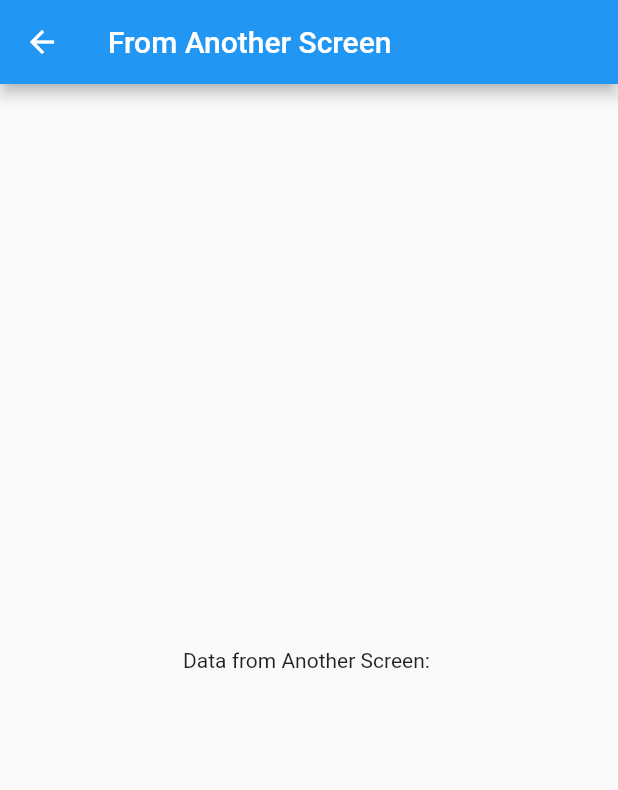
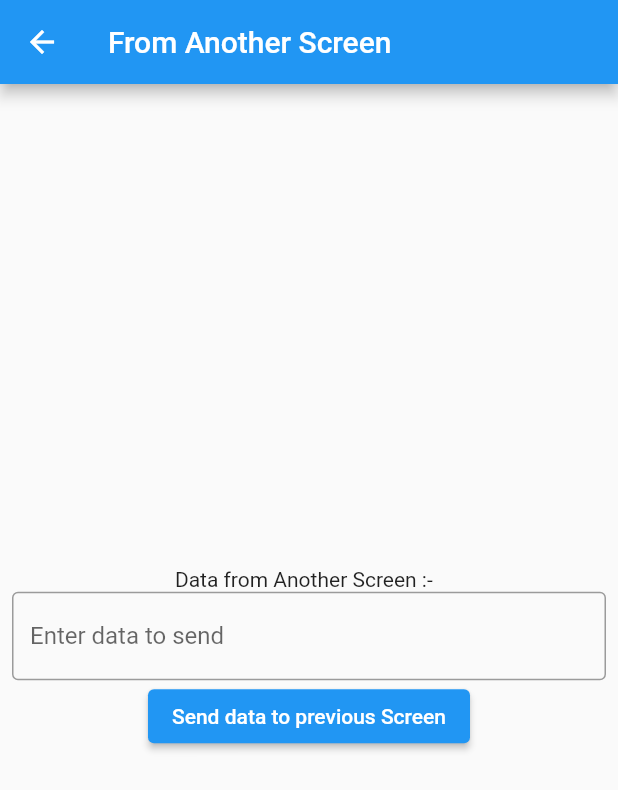
Before and after one commit to iOSrajkumaryadav/FlutterNavigationDataTransfer, a Flutter app: the screen it shows after launch, after a tap on "Send data to another Screen", on a phone screen of 412 x 824 dp. Shown: the top 790 px of the screen. Run offline on Flutter 3.47's test engine with Material 2 defaults, Android fonts, the phone set to English and light mode, and no system bars.

Commit message:
Text update

```diff
--- a/navigation_data_transfer/lib/data_send_to_next.dart
+++ b/navigation_data_transfer/lib/data_send_to_next.dart
@@ -7,11 +7,16 @@ class DataSendToNext extends StatefulWidget {
 
 final String txtData;
 
+
+
   @override
   _DataSendToNextState createState() => _DataSendToNextState();
 }
 
 class _DataSendToNextState extends State<DataSendToNext> {
+
+  String sendToBack = "" ;
+
   @override
   Widget build(BuildContext context) {
     return Scaffold(
@@ -20,7 +25,34 @@ class _DataSendToNextState extends State<DataSendToNext> {
       ),
 
       body:  Center(
-      child: Text("Data from Another Screen: ${widget.txtData}") ,
+      child: Padding(
+        padding: const EdgeInsets.all(8.0),
+        child: Column(
+          mainAxisAlignment: MainAxisAlignment.center,
+
+          children: [
+             Text("Data from Another Screen :-  ${widget.txtData}") ,
+
+               TextField(
+                  onChanged: (value){
+sendToBack = value;
+                  },
+                  decoration: InputDecoration(
+                    border: OutlineInputBorder(),
+                    labelText: 'Enter data to send',
+                  ),
+                ),
+
+              ElevatedButton(
+                    child: Text("Send data to previous Screen"),
+                    onPressed: () {
+                      Navigator.pop(context,"dddd");
+                    })
+
+
+          ],
+        ),
+      )
     ),
       );
 
--- a/navigation_data_transfer/lib/main.dart
+++ b/navigation_data_transfer/lib/main.dart
@@ -1,5 +1,6 @@
 import 'package:flutter/material.dart';
-import 'package:navigation_data_transfer/data_send_to_next.dart';
+import 'package:navigation_data_transfer/my_home_page.dart';
+
 
 void main() {
   runApp(const MyApp());
@@ -19,53 +20,3 @@
     );
   }
 }
-
-class MyHomePage extends StatefulWidget {
-  const MyHomePage({Key? key, required this.title}) : super(key: key);
-
-  final String title;
-
-  @override
-  State<MyHomePage> createState() => _MyHomePageState();
-}
-
-class _MyHomePageState extends State<MyHomePage> {
-
-  String txtValue = "";
-  @override
-  Widget build(BuildContext context) {
-    return Scaffold(
-      appBar: AppBar(
-        title: Text(widget.title),
-      ),
-      body: Center(
-        child: Padding(
-          padding: const EdgeInsets.all(8.0),
-          child: Column(
-            mainAxisAlignment: MainAxisAlignment.center,
-            children: [
-              TextField(
-                onChanged: (value){
-txtValue = value;
-                },
-                decoration: InputDecoration(
-                  border: OutlineInputBorder(),
-                  labelText: 'Enter data to send',
-                ),
-              ),
-              MaterialButton(
-                  child: Text("Send data to another Screen"),
-                  onPressed: () {
-                    Navigator.push(
-                      context,
-                      MaterialPageRoute(
-                          builder: (context) =>  DataSendToNext(txtData: txtValue))
-                    );
-                  })
-            ],
-          ),
-        ),
-      ),
-    );
-  }
-}
--- /dev/null
+++ b/navigation_data_transfer/lib/my_home_page.dart
@@ -0,0 +1,69 @@
+
+import 'package:flutter/material.dart';
+import 'package:navigation_data_transfer/data_send_to_next.dart';
+
+class MyHomePage extends StatefulWidget {
+  const MyHomePage({Key? key, required this.title}) : super(key: key);
+
+  final String title;
+
+  @override
+  State<MyHomePage> createState() => _MyHomePageState();
+}
+
+class _MyHomePageState extends State<MyHomePage> {
+
+  String txtValue = "";
+String valueReturn = "";
+
+  @override
+  Widget build(BuildContext context) {
+    return Scaffold(
+      appBar: AppBar(
+        title: Text(widget.title),
+      ),
+      body: Center(
+        child: Padding(
+          padding: const EdgeInsets.all(8.0),
+          child: Column(
+            mainAxisAlignment: MainAxisAlignment.center,
+            children: [
+              TextField(
+                onChanged: (value){
+txtValue = value;
+                },
+                decoration: InputDecoration(
+                  border: OutlineInputBorder(),
+                  labelText: 'Enter data to send',
+                ),
+              ),
+              MaterialButton(
+                  child: Text("Send data to another Screen"),
+                  onPressed: () async {
+                   final result = await   Navigator.push(
+                      context,
+                      MaterialPageRoute(
+                          builder: (context) =>  DataSendToNext(txtData: txtValue))
+                    );
+
+
+    setState(() {
+      valueReturn = result.toString();
+    });
+//  ScaffoldMessenger.of(context)
+//       ..removeCurrentSnackBar()
+//       ..showSnackBar(SnackBar(content: Text('$result')));
+
+
+
+                  }
+                  ),
+
+                  Text("Received poped data from other screen: ${ valueReturn }")
+            ],
+          ),
+        ),
+      ),
+    );
+  }
+}
```
